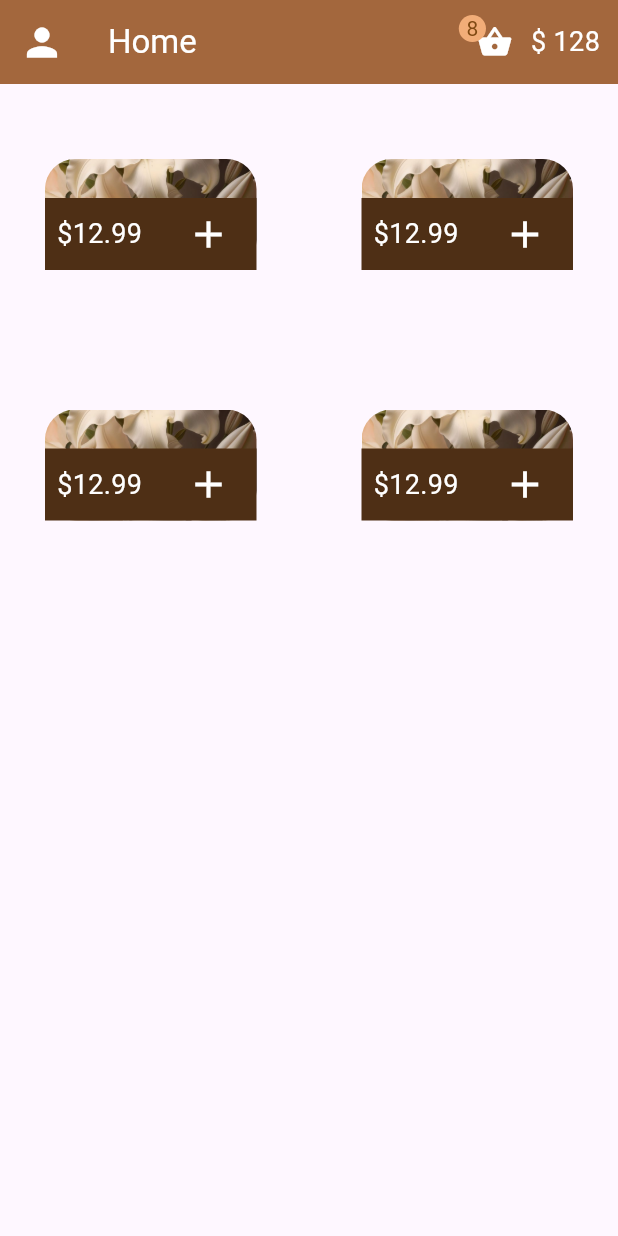
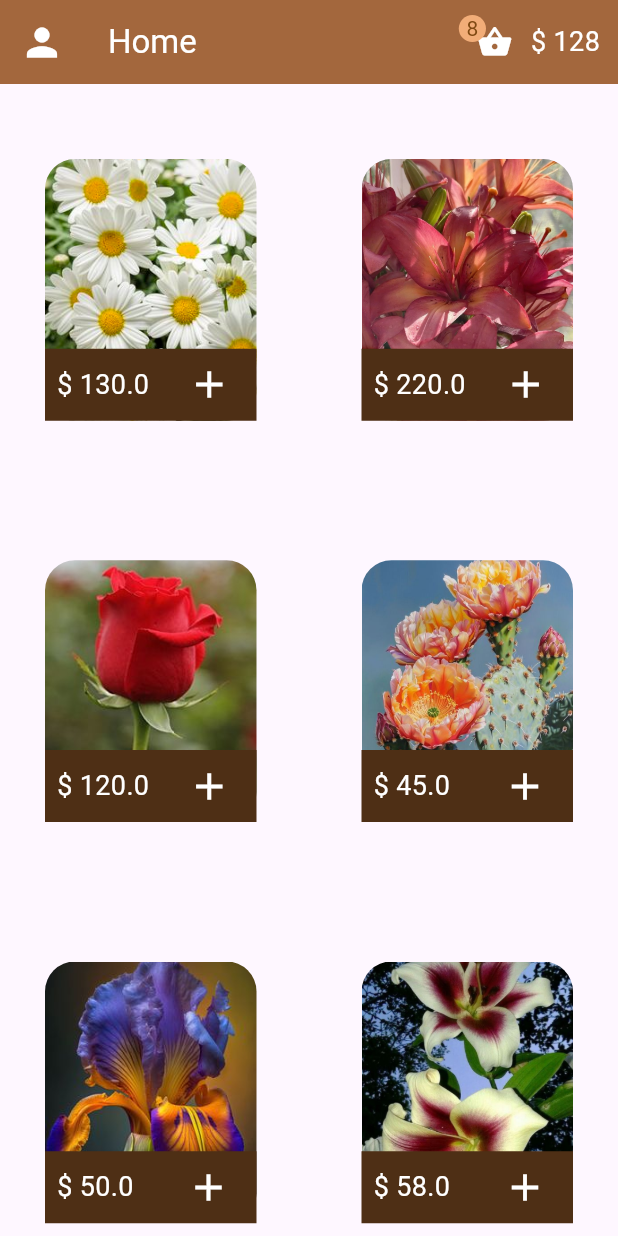
Before and after one commit to tahiaatef/FlowerAPP, a Flutter app: the screen it shows after launch, on a phone screen of 412 x 824 dp. Run offline on Flutter 3.47's test engine with Material 3 defaults, Android fonts, the light colour scheme and no system bars.

Commit message:
add  product to home page

```diff
--- /dev/null
+++ b/lib/model/products.dart
@@ -0,0 +1,62 @@
+class Item {
+  String imgPath;
+  double price;
+  String name;
+
+  Item({ required this.imgPath,required this.price,required this.name});
+
+}
+
+  final List <Item> items = [
+    Item (
+        imgPath: "assets/imgs/img9.jpg",
+        price: 130,
+        name: "Item 1"
+    ),
+    Item (
+        imgPath: "assets/imgs/img2.jpg",
+        price: 220,
+        name: "Item 2"
+    ),
+    Item (
+        imgPath: "assets/imgs/img3.jpg",
+        price: 120,
+        name: "Item 3"
+    ),
+    Item (
+        imgPath: "assets/imgs/img4.jpg",
+        price: 45,
+        name: "Item 4"
+    ),
+    Item (
+        imgPath: "assets/imgs/img5.jpg",
+        price: 50,
+        name: "Item 5"
+    ),
+    Item (
+        imgPath: "assets/imgs/img6.jpg",
+        price: 58,
+        name: "Item 6"
+    ),
+    Item (
+        imgPath: "assets/imgs/img1.jpg",
+        price: 39,
+        name: "Item 7"
+    ),
+    Item (
+        imgPath: "assets/imgs/img8.jpg",
+        price: 12.5,
+        name: "Item 8"
+    ),
+    Item (
+        imgPath: "assets/imgs/img7.jpg",
+        price: 80,
+        name: "Item 9"
+    ),
+    Item (
+        imgPath: "assets/imgs/img10.jpg",
+        price: 102,
+        name: "Item 10"
+    ),
+
+  ];
--- a/lib/pages/home.dart
+++ b/lib/pages/home.dart
@@ -1,10 +1,13 @@
 // ignore_for_file: sort_child_properties_last
 
 import 'package:flutter/material.dart';
+import 'package:flutter_application_6/model/products.dart';
 import 'package:flutter_application_6/shared/colors.dart';
+
 
 class Home extends StatelessWidget {
   const Home({super.key});
+
   @override
   Widget build(BuildContext context) {
     return SafeArea(
@@ -130,10 +133,10 @@ class Home extends StatelessWidget {
         child: GridView.builder(
             gridDelegate: SliverGridDelegateWithFixedCrossAxisCount(
                 crossAxisCount: 2,
-                childAspectRatio: 3 / 2,
+                childAspectRatio: 3/3.5,
                 crossAxisSpacing: 10,
                 mainAxisSpacing: 33),
-            itemCount: 4,
+            itemCount: items.length,
             itemBuilder: (BuildContext context, int index) {
               return GestureDetector(
                 onTap: () {},
@@ -143,7 +146,7 @@ class Home extends StatelessWidget {
                     decoration: BoxDecoration(
                       borderRadius: BorderRadius.circular(20),
                       image: DecorationImage(
-                        image: AssetImage("assets/imgs/img1.jpg"),
+                        image: AssetImage(items[index].imgPath),
                         fit: BoxFit.cover,
                       ),
                     ),
@@ -159,11 +162,11 @@ class Home extends StatelessWidget {
                           onPressed: () {},
                           icon: Icon(Icons.add)),
 
-                      leading: Text("\$12.99" , style: TextStyle(color: Colors.white,fontSize: 18),),
+                      leading: Text("\$ ${items[index].price}" , style: TextStyle(color: Colors.white,fontSize: 18),),
 
                       title: Text(
                         textAlign: TextAlign.center,
-                        "PHLOX",style: TextStyle(color: const Color.fromARGB(255, 219, 94, 48),fontSize: 18,fontWeight: FontWeight.bold)
+                        items[index].name,style: TextStyle(color: const Color.fromARGB(255, 154, 85, 59),fontSize: 18,fontWeight: FontWeight.bold)
                       ),
                     ),
                   ),
```
